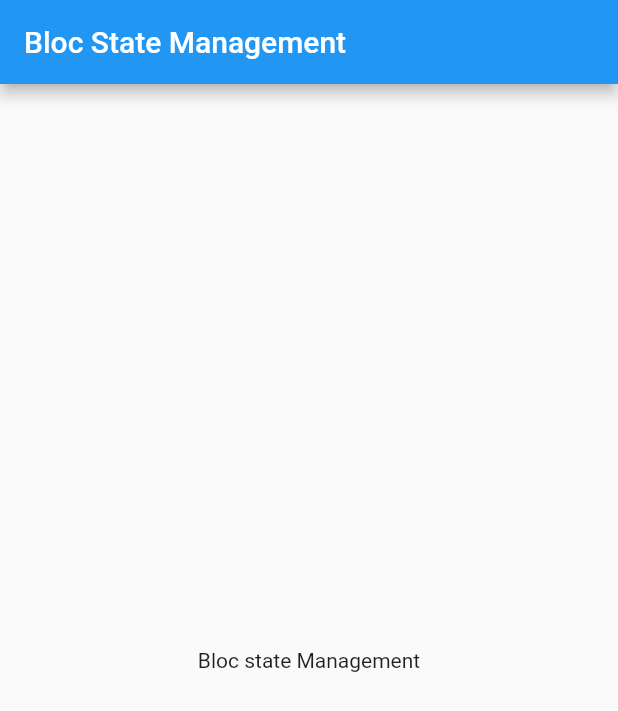
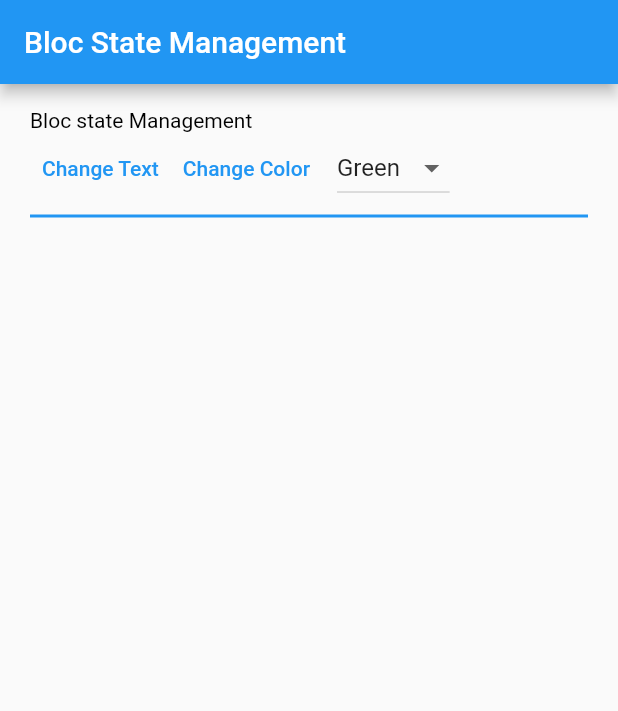
Before and after one commit to ishworpanta10/bloc_ui_state_management, a Flutter app: the HomePage screen opened directly, on a phone screen of 412 x 824 dp. Shown: the top 711 px of the screen. Run offline on Flutter 3.47's test engine with Material 2 defaults, Android fonts, the phone set to English and light mode, and no system bars; our stand-ins replace flutter_bloc; statements that could not run were skipped.

Commit message:
color and text change bloc with demo added and other unused types of bloc also added

```diff
--- /dev/null
+++ b/lib/bloc/ui_state_management/basic_text_state_management_bloc.dart
@@ -0,0 +1,11 @@
+import 'package:flutter_bloc/flutter_bloc.dart';
+
+//can be used to change content on text
+class BasicTextManagementBloc extends Bloc<bool, bool> {
+  BasicTextManagementBloc() : super(false);
+
+  @override
+  Stream<bool> mapEventToState(bool event) async* {
+    yield true;
+  }
+}
--- /dev/null
+++ b/lib/bloc/ui_state_management/color_change_bloc.dart
@@ -0,0 +1,23 @@
+import 'package:bloc_state_management/screens/homepage.dart';
+import 'package:flutter/material.dart';
+import 'package:flutter_bloc/flutter_bloc.dart';
+
+class ColorChangeBloc extends Bloc<ColorModel, ColorModel> {
+  ColorChangeBloc() : super(ColorModel(color: Colors.black, index: 0));
+
+  @override
+  Stream<ColorModel> mapEventToState(ColorModel event) async* {
+    if (event.index < HomePage.colorList.length) {
+      yield ColorModel(color: HomePage.colorList[event.index], index: event.index);
+    } else {
+      yield ColorModel(color: Colors.black, index: 0);
+    }
+  }
+}
+
+class ColorModel {
+  ColorModel({this.color, required this.index});
+
+  final Color? color;
+  final int index;
+}
--- /dev/null
+++ b/lib/bloc/ui_state_management/dropdown_change_bloc.dart
@@ -0,0 +1,13 @@
+import 'package:flutter_bloc/flutter_bloc.dart';
+
+import '../../screens/homepage.dart';
+
+//can be used in show hide password
+class DropdownChangeBloc extends Bloc<String, String> {
+  DropdownChangeBloc() : super(HomePage.dropDownItemsList[0]);
+
+  @override
+  Stream<String> mapEventToState(String event) async* {
+    yield event;
+  }
+}
--- a/lib/main.dart
+++ b/lib/main.dart
@@ -1,5 +1,6 @@
-import 'package:bloc_state_management/splash.dart';
 import 'package:flutter/material.dart';
+
+import 'splash.dart';
 
 void main() {
   runApp(MyApp());
--- /dev/null
+++ b/lib/models/button_model.dart
@@ -0,0 +1,8 @@
+import 'package:flutter/cupertino.dart';
+
+class ButtonModel {
+  ButtonModel({required this.text, required this.icon});
+
+  final String text;
+  final IconData icon;
+}
--- a/lib/screens/homepage.dart
+++ b/lib/screens/homepage.dart
@@ -1,7 +1,22 @@
+import 'package:bloc_state_management/bloc/ui_state_management/color_change_bloc.dart';
+import 'package:bloc_state_management/bloc/ui_state_management/dropdown_change_bloc.dart';
 import 'package:flutter/material.dart';
+import 'package:flutter_bloc/flutter_bloc.dart';
+
+import '../bloc/ui_state_management/basic_text_state_management_bloc.dart';
+import '../widgets/widgets.dart';
 
 class HomePage extends StatelessWidget {
-  const HomePage({Key? key}) : super(key: key);
+  static final List<Color> colorList = [
+    Colors.green,
+    Colors.blue,
+    Colors.red,
+    Colors.orange,
+    Colors.cyanAccent,
+    Colors.black,
+    Colors.purple,
+  ];
+  static final dropDownItemsList = ["Green", "Blue", "Red", "Orange"];
 
   @override
   Widget build(BuildContext context) {
@@ -9,8 +24,96 @@ class HomePage extends StatelessWidget {
       appBar: AppBar(
         title: const Text('Bloc State Management'),
       ),
-      body: const Center(
-        child: Text("Bloc state Management"),
+      body: Padding(
+        padding: const EdgeInsets.symmetric(horizontal: 20, vertical: 16),
+        child: Column(
+          crossAxisAlignment: CrossAxisAlignment.start,
+          children: [
+            BlocBuilder<BasicTextManagementBloc, bool>(
+              builder: (context, textChangeState) {
+                return BlocBuilder<DropdownChangeBloc, String>(
+                  builder: (context, state) {
+                    var color = Colors.black;
+                    if (state == "Green") {
+                      color = colorList[0];
+                    } else if (state == "Blue") {
+                      color = colorList[1];
+                    } else if (state == "Red") {
+                      color = colorList[2];
+                    } else if (state == "Orange") {
+                      color = colorList[3];
+                    }
+                    return BlocBuilder<ColorChangeBloc, ColorModel>(
+                      builder: (context, stateColor) {
+                        return Text(
+                          textChangeState ? "I am Changed because someone fire me" : "Bloc state Management",
+                          style: TextStyle(
+                            // color: colorState,
+                            color: stateColor.color,
+                          ),
+                        );
+                      },
+                    );
+                  },
+                );
+              },
+            ),
+            Row(
+              children: [
+                Flexible(
+                  child: TextButton(
+                    onPressed: () {
+                      BlocProvider.of<BasicTextManagementBloc>(context).add(true);
+                    },
+                    child: const Text('Change Text'),
+                  ),
+                ),
+                BlocBuilder<ColorChangeBloc, ColorModel>(
+                  builder: (context, stateColor) {
+                    return Flexible(
+                      child: TextButton(
+                        onPressed: () {
+                          // final shuffleList = colorList
+                          //   ..shuffle()
+                          //   ..toList();
+                          BlocProvider.of<ColorChangeBloc>(context).add(ColorModel(index: stateColor.index + 1));
+                        },
+                        child: const Text('Change Color'),
+                      ),
+                    );
+                  },
+                ),
+                sbw10,
+                Flexible(
+                  child: BlocBuilder<DropdownChangeBloc, String?>(
+                    builder: (context, dropDownState) {
+                      return DropdownButton<String>(
+                        onChanged: (value) {
+                          print(value);
+                          BlocProvider.of<DropdownChangeBloc>(context).add(value!);
+                        },
+                        value: dropDownState,
+                        items: dropDownItemsList.map((e) {
+                          return DropdownMenuItem(
+                            value: e,
+                            child: Text(e),
+                          );
+                        }).toList(),
+                      );
+                    },
+                  ),
+                )
+              ],
+            ),
+            divider,
+            // TextFormField(
+            //   decoration: const InputDecoration(hintText: 'email'),
+            //   onChanged: (value) {
+            //     print(value);
+            //   },
+            // )
+          ],
+        ),
       ),
     );
   }
--- /dev/null
+++ b/lib/widgets/widgets.dart
@@ -0,0 +1,11 @@
+import 'package:flutter/material.dart';
+
+Divider divider = const Divider(
+  color: Colors.blue,
+  thickness: 2,
+);
+
+SizedBox sbh10 = const SizedBox(height: 10);
+SizedBox sbh20 = const SizedBox(height: 20);
+SizedBox sbw10 = const SizedBox(width: 10);
+SizedBox sbw20 = const SizedBox(width: 20);
```
Also changed, not shown: lib/bloc/ui_state_management/basic_form_string_handle_bloc.dart (added, +24 -0 lines), lib/bloc/ui_state_management/basic_show_default_radio_tile_bloc.dart (added, +14 -0 lines), lib/bloc/ui_state_management/basic_show_hide_based_on_index_bloc.dart (added, +16 -0 lines), lib/bloc/ui_state_management/basic_toggle_bloc.dart (added, +11 -0 lines), lib/bloc/ui_state_management/get_form_string_data_bloc.dart (added, +18 -0 lines), lib/bloc/ui_state_management/model_bloc.dart (added, +17 -0 lines), lib/splash.dart (+22 -5 lines).
